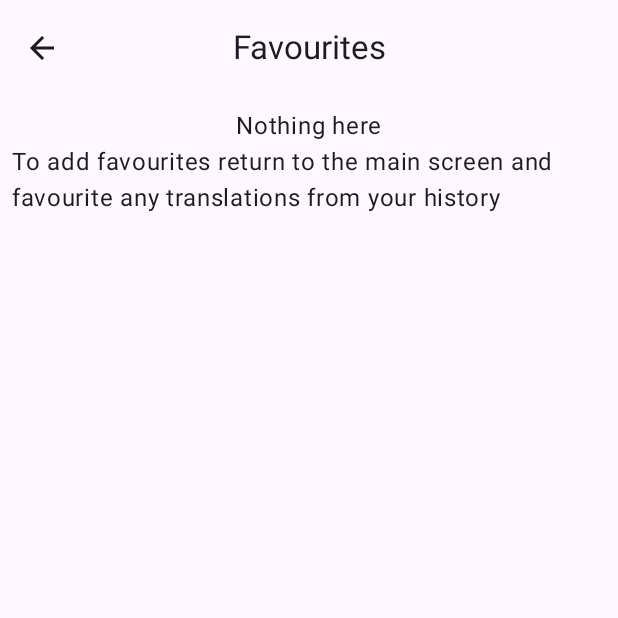
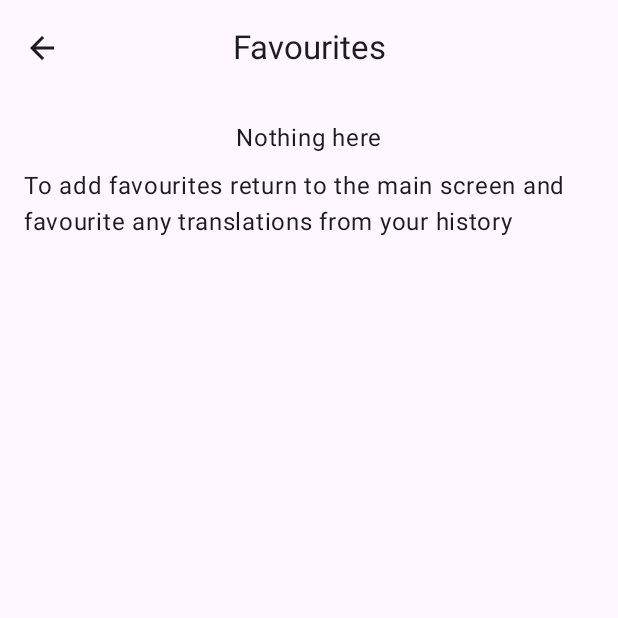
Before and after one commit to peterkrglv/KTranslate, an Android app built with Jetpack Compose: the FavouritesView screen opened through its navigation route, on a phone screen of 412 x 824 dp, the top half of it. Run offline under Robolectric (Android 15) with nearby library versions, the light colour scheme and no system bars.

Commit message:
extracted some dimentions

```diff
--- a/app/src/main/java/com/example/ktranslate/KComposables.kt
+++ b/app/src/main/java/com/example/ktranslate/KComposables.kt
@@ -10,8 +10,8 @@ import androidx.compose.material3.MaterialTheme
 import androidx.compose.runtime.Composable
 import androidx.compose.ui.Alignment
 import androidx.compose.ui.Modifier
+import androidx.compose.ui.res.dimensionResource
 import androidx.compose.ui.res.stringResource
-import androidx.compose.ui.unit.dp
 import com.example.ktranslate.icons.DeleteIcon
 import com.example.ktranslate.icons.StarFilledIcon
 import com.example.ktranslate.icons.StarIcon
@@ -29,7 +29,7 @@ fun KFavButton(isFavourite: Boolean, onClick: () -> Unit) {
         onClick = onClick
     ) {
         Icon(
-            modifier = Modifier.padding(horizontal = 8.dp),
+            modifier = Modifier.padding(dimensionResource(R.dimen.padding_small)),
             imageVector = if (isFavourite) StarFilledIcon else StarIcon,
             contentDescription = if (isFavourite) stringResource(R.string.unfavourite_icon)
             else stringResource(R.string.favourite_icon),
@@ -44,7 +44,7 @@ fun KDeleteButton(onClick: () -> Unit) {
         onClick = onClick
     ) {
         Icon(
-            modifier = Modifier.padding(horizontal = 8.dp),
+            modifier = Modifier.padding(dimensionResource(R.dimen.padding_small)),
             imageVector = DeleteIcon,
             contentDescription = stringResource(R.string.delete_icon)
         )
--- a/app/src/main/java/com/example/ktranslate/favourites_screen/FavouritesView.kt
+++ b/app/src/main/java/com/example/ktranslate/favourites_screen/FavouritesView.kt
@@ -15,9 +15,11 @@ import androidx.compose.runtime.Composable
 import androidx.compose.runtime.collectAsState
 import androidx.compose.ui.Alignment
 import androidx.compose.ui.Modifier
+import androidx.compose.ui.res.dimensionResource
 import androidx.compose.ui.res.stringResource
 import androidx.compose.ui.tooling.preview.Preview
 import androidx.compose.ui.unit.dp
+import androidx.compose.ui.unit.sp
 import com.example.domain.models.WordTranslation
 import com.example.ktranslate.KFavButton
 import com.example.ktranslate.Loading
@@ -47,7 +49,7 @@ fun FavouritesScreen(state: FavouritesState, onUnfavouriteItem: (WordTranslation
     Column(
         modifier = Modifier
             .fillMaxSize()
-            .padding(8.dp),
+            .padding(dimensionResource(R.dimen.padding_small)),
         horizontalAlignment = Alignment.CenterHorizontally
     ) {
         if (state.loadingFavourites) {
@@ -72,10 +74,16 @@ fun FavouritesScreen(state: FavouritesState, onUnfavouriteItem: (WordTranslation
 @Composable
 fun FavouritesPlaceHolder() {
     Text(
-        text = stringResource(R.string.nothing_here)
+        text = stringResource(R.string.nothing_here),
+        fontSize = dimensionResource(R.dimen.font_size_body_big).value.sp,
+        modifier = Modifier.padding(
+            dimensionResource(R.dimen.padding_small)
+        )
     )
     Text(
-        text = stringResource(R.string.to_add_favourites_return_to_the_main_screen_and_favourite_any_translations_from_your_history)
+        text = stringResource(R.string.to_add_favourites_return_to_the_main_screen_and_favourite_any_translations_from_your_history),
+        fontSize = dimensionResource(R.dimen.font_size_body_medium).value.sp,
+        modifier = Modifier.padding(horizontal = dimensionResource(R.dimen.padding_small))
     )
 }
 
@@ -84,7 +92,7 @@ fun FavouriteItem(item: WordTranslation, onUnfavouriteClick: (WordTranslation) -
     Row(
         modifier = Modifier
             .fillMaxWidth()
-            .padding(8.dp)
+            .padding(dimensionResource(R.dimen.padding_small))
             .height(48.dp),
         horizontalArrangement = Arrangement.SpaceBetween
     ) {
@@ -93,8 +101,14 @@ fun FavouriteItem(item: WordTranslation, onUnfavouriteClick: (WordTranslation) -
                 .fillMaxHeight()
                 .weight(1f)
         ) {
-            Text(text = item.original)
-            Text(text = item.translated)
+            Text(
+                text = item.original,
+                fontSize = dimensionResource(R.dimen.font_size_body_big).value.sp
+            )
+            Text(
+                text = item.translated,
+                fontSize = dimensionResource(R.dimen.font_size_body_medium).value.sp
+            )
         }
         KFavButton(
             isFavourite = item.isFavourite
--- a/app/src/main/java/com/example/ktranslate/translate_screen/TranslateView.kt
+++ b/app/src/main/java/com/example/ktranslate/translate_screen/TranslateView.kt
@@ -24,17 +24,19 @@ import androidx.compose.ui.Alignment
 import androidx.compose.ui.Modifier
 import androidx.compose.ui.platform.LocalClipboardManager
 import androidx.compose.ui.platform.LocalFocusManager
+import androidx.compose.ui.res.dimensionResource
 import androidx.compose.ui.res.stringResource
 import androidx.compose.ui.text.AnnotatedString
+import androidx.compose.ui.text.font.FontWeight
 import androidx.compose.ui.text.input.ImeAction
 import androidx.compose.ui.tooling.preview.Preview
 import androidx.compose.ui.unit.dp
+import androidx.compose.ui.unit.sp
 import androidx.lifecycle.LifecycleEventObserver
 import androidx.lifecycle.compose.LocalLifecycleOwner
 import com.example.domain.models.WordTranslation
 import com.example.ktranslate.KDeleteButton
 import com.example.ktranslate.KFavButton
-import com.example.ktranslate.Loading
 import com.example.ktranslate.R
 import com.example.ktranslate.icons.CopyIcon
 import org.koin.androidx.compose.koinViewModel
@@ -94,7 +96,7 @@ fun TranslateScreen(
     Column(
         modifier = Modifier
             .fillMaxSize()
-            .padding(8.dp),
+            .padding(dimensionResource(R.dimen.padding_small)),
         horizontalAlignment = Alignment.CenterHorizontally
     ) {
         TranslationCard(
@@ -105,11 +107,11 @@ fun TranslateScreen(
             onFavouriteClicked = onFavouriteClicked,
             translationNotFound = state.translationNotFound
         )
-        if (state.isHistoryLoading) Loading()
-        else History(
+        History(
             history = state.history,
             onFavouriteItemClicked = onFavouriteItemClicked,
-            onDeleteHistoryItemClicked = onDeleteHistoryItemClicked
+            onDeleteHistoryItemClicked = onDeleteHistoryItemClicked,
+            isHistoryLoading = state.isHistoryLoading
         )
     }
 }
@@ -133,7 +135,7 @@ fun TranslationCard(
             onValueChange = onQueryChanged,
             modifier = Modifier
                 .fillMaxWidth()
-                .padding(8.dp),
+                .padding(dimensionResource(R.dimen.padding_small)),
             keyboardOptions = KeyboardOptions.Default.copy(
                 imeAction = ImeAction.Done
             ),
@@ -150,7 +152,7 @@ fun TranslationCard(
                 onValueChange = {},
                 modifier = Modifier
                     .fillMaxWidth()
-                    .padding(8.dp),
+                    .padding(dimensionResource(R.dimen.padding_small)),
                 readOnly = true,
                 isError = translationNotFound
             )
@@ -166,7 +168,7 @@ fun TranslationCard(
                     }
                 ) {
                     Icon(
-                        modifier = Modifier.padding(horizontal = 8.dp),
+                        modifier = Modifier.padding(horizontal = dimensionResource(R.dimen.padding_small)),
                         imageVector = CopyIcon,
                         contentDescription = stringResource(R.string.copy_icon)
                     )
@@ -183,16 +185,26 @@ fun TranslationCard(
 fun History(
     history: List<WordTranslation>,
     onFavouriteItemClicked: (item: WordTranslation) -> Unit,
-    onDeleteHistoryItemClicked: (item: WordTranslation) -> Unit
+    onDeleteHistoryItemClicked: (item: WordTranslation) -> Unit,
+    isHistoryLoading: Boolean
 ) {
     Text(
-        modifier = Modifier.padding(top = 16.dp),
-        text = stringResource(R.string.history)
+        modifier = Modifier.padding(dimensionResource(R.dimen.padding_small)),
+        text = stringResource(R.string.history),
+        fontSize = dimensionResource(R.dimen.font_size_header).value.sp,
+        fontWeight = FontWeight.SemiBold
     )
+    if (history.isEmpty() && !isHistoryLoading) {
+        Text(
+            text = stringResource(R.string.nothing_here),
+            fontSize = dimensionResource(R.dimen.font_size_body_big).value.sp,
+            modifier = Modifier.padding(dimensionResource(R.dimen.padding_small))
+        )
+    }
     LazyColumn(
         modifier = Modifier
             .fillMaxSize()
-            .padding(top = 16.dp)
+            .padding()
     ) {
         items(
             items = history,
@@ -217,7 +229,7 @@ fun HistoryItem(
     Row(
         modifier = Modifier
             .fillMaxWidth()
-            .padding(8.dp)
+            .padding(dimensionResource(R.dimen.padding_small))
             .height(48.dp),
         horizontalArrangement = Arrangement.SpaceBetween
     ) {
@@ -226,8 +238,14 @@ fun HistoryItem(
                 .fillMaxHeight()
                 .weight(1f)
         ) {
-            Text(text = item.original)
-            Text(text = item.translated)
+            Text(
+                text = item.original,
+                fontSize = dimensionResource(R.dimen.font_size_body_big).value.sp
+            )
+            Text(
+                text = item.translated,
+                fontSize = dimensionResource(R.dimen.font_size_body_medium).value.sp
+            )
         }
         KDeleteButton {
             onDeleteHistoryItemClicked(item)
--- /dev/null
+++ b/app/src/main/res/values/dimens.xml
@@ -0,0 +1,8 @@
+<?xml version="1.0" encoding="utf-8"?>
+<resources>
+    <dimen name="padding_small">8dp</dimen>
+    <dimen name="padding_medium">16dp</dimen>
+    <dimen name="font_size_body_medium">16sp</dimen>
+    <dimen name="font_size_body_big">16sp</dimen>
+    <dimen name="font_size_header">20sp</dimen>
+</resources>
```
